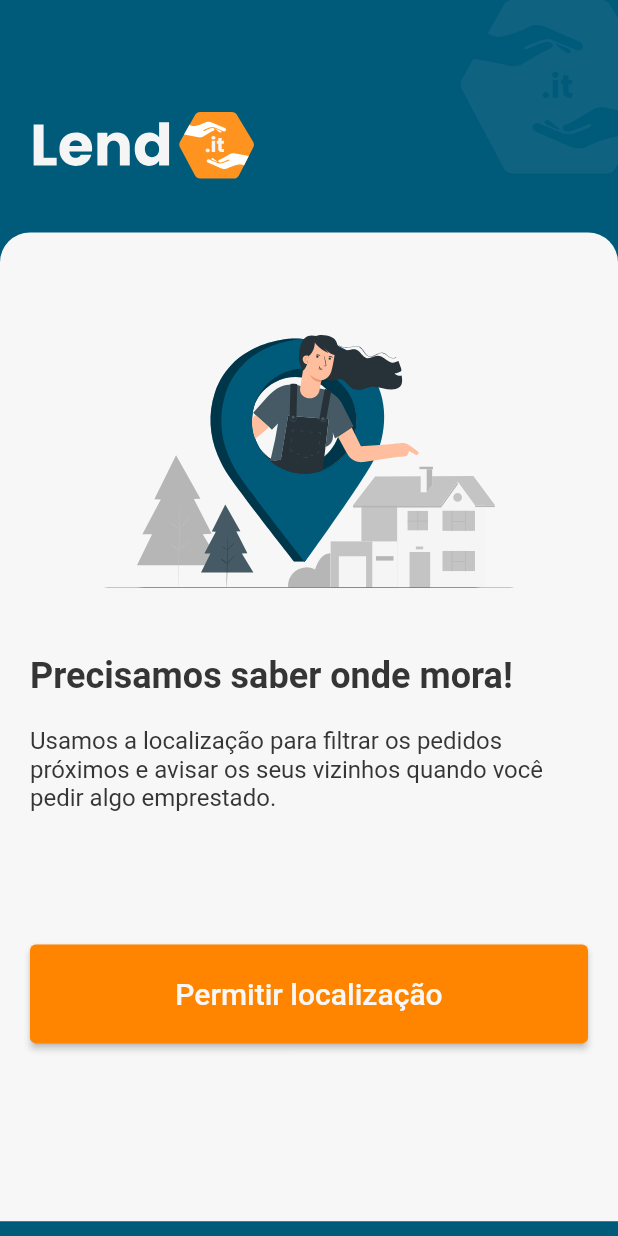
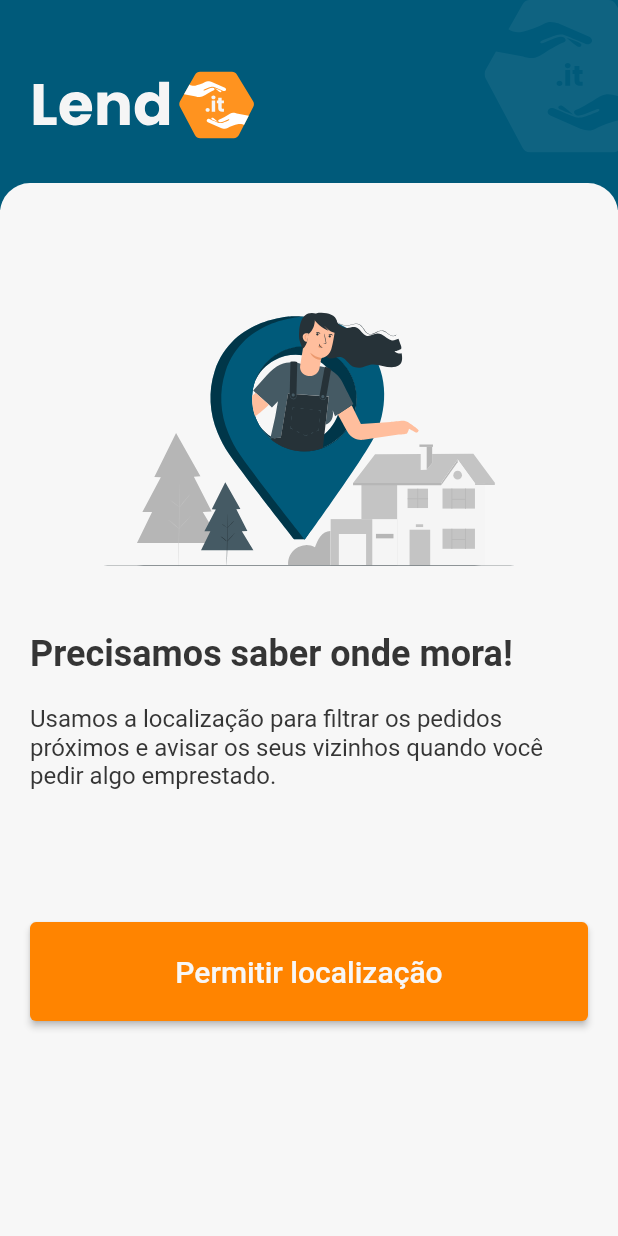
Before and after one commit to Lend-it/Front, a Flutter app: the BasePage screen opened directly, on a phone screen of 412 x 824 dp. Run offline on Flutter 3.47's test engine with Material 2 defaults, Android fonts, the phone set to English and light mode, and no system bars; our stand-ins replace flushbar, flutter_svg, shared_preferences; missing offline and left inert: smart_select; accounts and stored records are empty; network calls fail.

Commit message:
refactor: fga-eps-mds/2020.2-Lend.it#97 Fix BasePage main content styling
Co-authored-by: Vinicius Saturnino <viniciussaturnino78@gmail.com>
Co-authored-by: Mateus Maia <mateusmaiamaia@hotmail.com>

```diff
--- a/lib/view/geolocation/geolocation_page.dart
+++ b/lib/view/geolocation/geolocation_page.dart
@@ -14,6 +14,10 @@ class _GeolocationPageState extends State<GeolocationPage> {
   @override
   Widget build(BuildContext context) {
     return BasePage(
+      header: SvgPicture.asset(
+        'assets/logo.svg',
+        width: 150,
+      ),
       body: Column(
         crossAxisAlignment: CrossAxisAlignment.start,
         children: [
@@ -40,7 +44,7 @@ class _GeolocationPageState extends State<GeolocationPage> {
             ),
           ),
           SizedBox(height: 80),
-          Button(title: "Permitir localização", onPressedHandler: () {})
+          Button(title: "Permitir localização", onPressedHandler: () {}),
         ],
       ),
     );
--- a/lib/widgets/base_page.dart
+++ b/lib/widgets/base_page.dart
@@ -8,7 +8,7 @@ class BasePage extends StatelessWidget {
 
   BasePage({
     @required this.body,
-    this.header,
+    @required this.header,
   });
 
   @override
@@ -17,35 +17,42 @@ class BasePage extends StatelessWidget {
     Size size = MediaQuery.of(context).size;
 
     return Scaffold(
-      resizeToAvoidBottomInset: false,
-      backgroundColor: primaryColor,
-      body: Stack(
-        children: <Widget>[
+      backgroundColor: lightColor,
+      body: SingleChildScrollView(
+        child: Column(
+          mainAxisAlignment: MainAxisAlignment.start,
+          crossAxisAlignment: CrossAxisAlignment.start,
+          children: [
+            Stack(
+              children: [
+                Container(
+                  height: size.height * 0.17,
+                  width: size.width,
+                  alignment: Alignment.centerLeft,
+                  margin: EdgeInsets.only(
+                    top: statusBarHeight,
+                    bottom: 0,
+                  ),
+                  padding: EdgeInsets.symmetric(horizontal: 20),
+                  child: header,
+                  decoration: BoxDecoration(
+                    color: primaryColor,
+                    borderRadius: BorderRadius.circular(-10),
+                  ),
+                ),
                 Positioned(
                   top: statusBarHeight,
                   right: -26,
                   child: SvgPicture.asset(
                     'assets/logo_water_mark.svg',
+                    width: 115,
                   ),
                 ),
-          Column(
-            mainAxisAlignment: MainAxisAlignment.start,
-            crossAxisAlignment: CrossAxisAlignment.start,
-            children: [
-              Container(
-                height: size.height * 0.08,
-                padding: EdgeInsets.symmetric(horizontal: 20),
-                margin: EdgeInsets.only(top: 64, bottom: 25),
-                child: header != null
-                    ? header
-                    : SvgPicture.asset(
-                        'assets/logo.svg',
-                        width: 150,
-                      ),
-              ),
-              Container(
+                Positioned(
+                  bottom: -2,
+                  child: Container(
                     width: size.width,
-                height: size.height * 0.8,
+                    height: 20,
                     decoration: BoxDecoration(
                       color: lightColor,
                       borderRadius: BorderRadius.only(
@@ -53,14 +60,20 @@ class BasePage extends StatelessWidget {
                         topRight: Radius.circular(20),
                       ),
                     ),
-                child: Container(
-                  padding: EdgeInsets.symmetric(horizontal: 20),
+                  ),
+                )
+              ],
+            ),
+            Container(
+              padding: EdgeInsets.only(
+                left: 20,
+                right: 20,
+                bottom: 20,
+              ),
               child: body,
-                ),
             ),
           ],
         ),
-        ],
       ),
     );
   }
```
Lines whose indentation alone changed are shown as unchanged.
